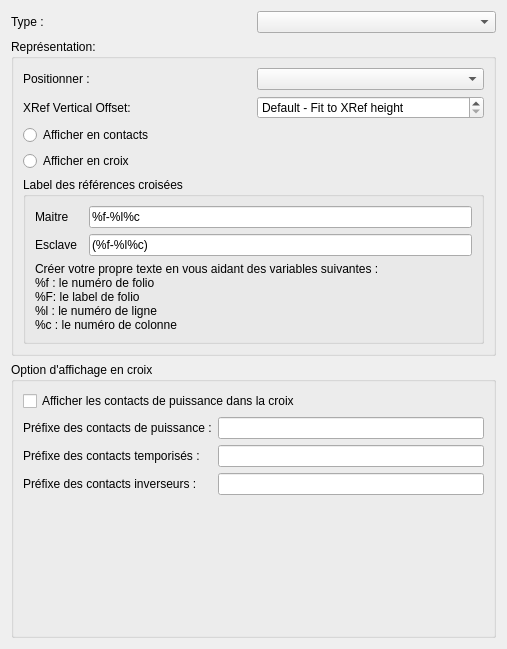
Qt form sources/ui/xrefpropertieswidget.ui (qelectrotech/qelectrotech-source-mirror) before a commit.
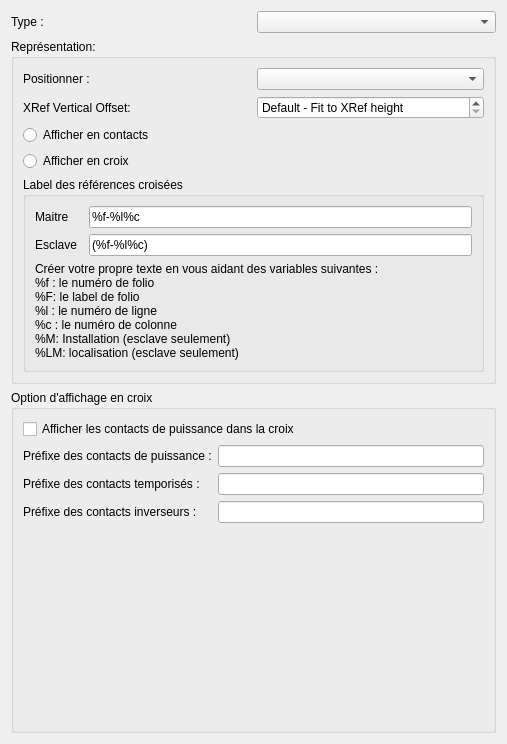
The same form after that commit.

Commit message: Minor : Add information variable for properties %machine and %locmach can now be called in the xref propertie widget (run only for slave contact)

```diff
--- a/sources/ui/xrefpropertieswidget.ui
+++ b/sources/ui/xrefpropertieswidget.ui
@@ -7,9 +7,15 @@
     <x>0</x>
     <y>0</y>
     <width>507</width>
-    <height>649</height>
+    <height>744</height>
    </rect>
   </property>
+  <property name="minimumSize">
+   <size>
+    <width>0</width>
+    <height>744</height>
+   </size>
+  </property>
   <property name="windowTitle">
    <string>Form</string>
   </property>
@@ -193,7 +199,9 @@
 %f : le numéro de folio 
 %F: le label de folio
 %l : le numéro de ligne
-%c : le numéro de colonne</string>
+%c : le numéro de colonne
+%M: Installation (esclave seulement)
+%LM: localisation (esclave seulement)</string>
              </property>
             </widget>
            </item>
```
